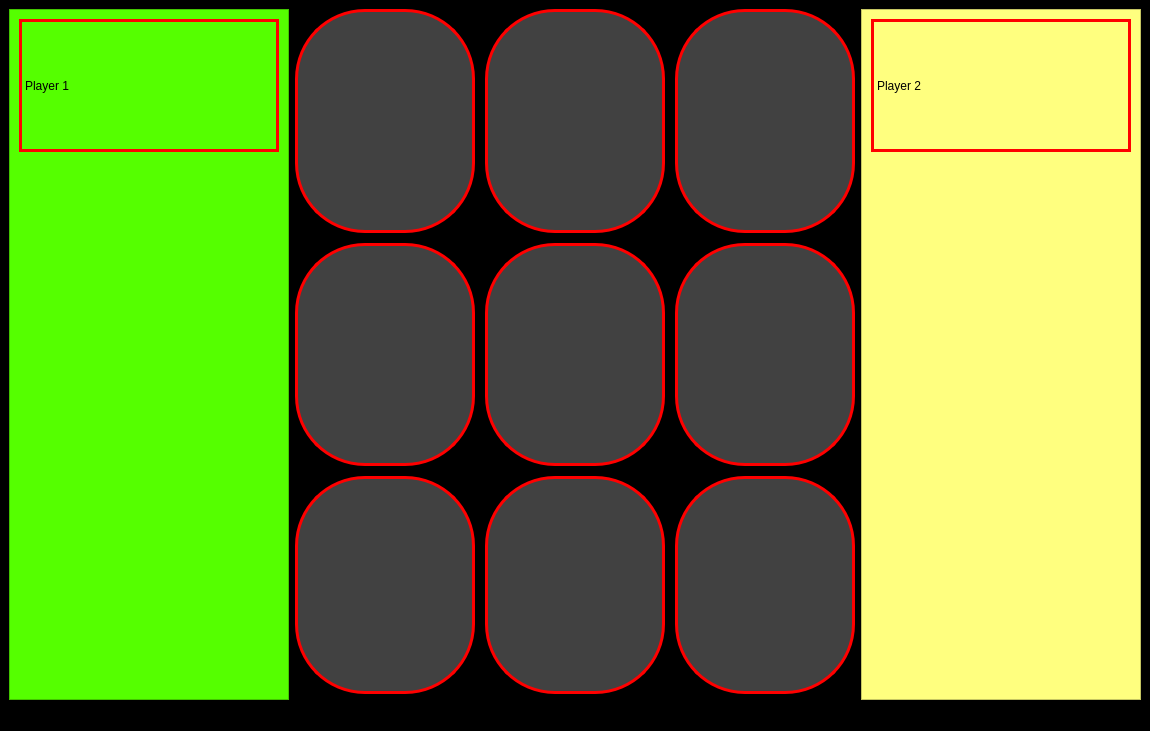
CihatAltiparmak/Tic-Tac-Toe, file src/ui/tic_tac_toe_ui.ui: the form before one commit.
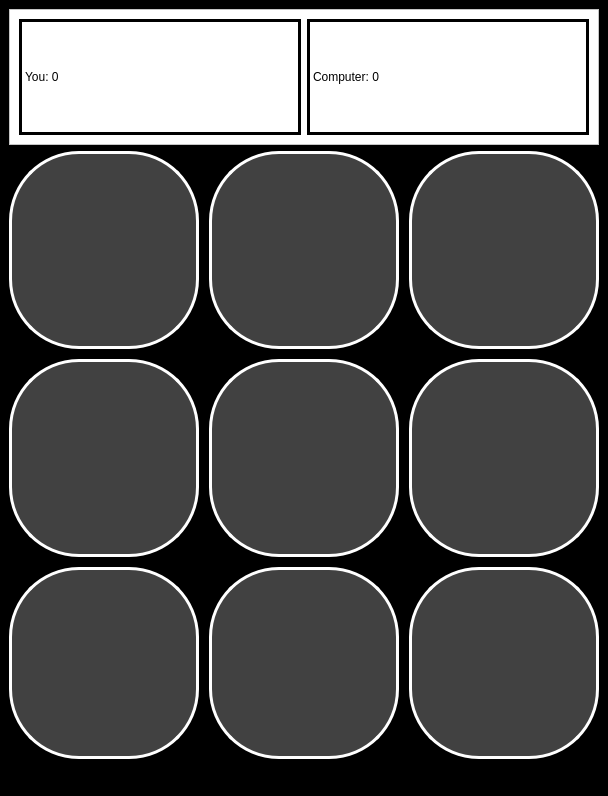
The form after the commit.

Commit message: interface improvements and adding alpha beta pruning for minimax algorithm

The edit to the form file:
```diff
--- a/src/ui/tic_tac_toe_ui.ui
+++ b/src/ui/tic_tac_toe_ui.ui
@@ -9,8 +9,8 @@
    <rect>
     <x>0</x>
     <y>0</y>
-    <width>1150</width>
-    <height>731</height>
+    <width>608</width>
+    <height>796</height>
    </rect>
   </property>
   <property name="sizePolicy">
@@ -21,8 +21,14 @@
   </property>
   <property name="minimumSize">
    <size>
-    <width>1150</width>
-    <height>731</height>
+    <width>608</width>
+    <height>796</height>
+   </size>
+  </property>
+  <property name="maximumSize">
+   <size>
+    <width>608</width>
+    <height>796</height>
    </size>
   </property>
   <property name="windowTitle">
@@ -41,13 +47,14 @@
      <verstretch>0</verstretch>
     </sizepolicy>
    </property>
-   <layout class="QHBoxLayout" name="horizontalLayout_2" stretch="1,2,1">
+   <layout class="QVBoxLayout" name="verticalLayout" stretch="2,9">
     <item>
-     <layout class="QVBoxLayout" name="verticalLayout_6">
+     <layout class="QHBoxLayout" name="horizontalLayout_2">
       <item>
-       <widget class="QFrame" name="frame_2">
+       <widget class="QFrame" name="frame">
         <property name="styleSheet">
-         <string notr="true">background-color: rgb(85, 255, 0);</string>
+         <string notr="true">background-color: rgb(255, 255, 127);
+background-color: rgb(255, 255, 255);</string>
         </property>
         <property name="frameShape">
          <enum>QFrame::StyledPanel</enum>
@@ -55,33 +62,32 @@
         <property name="frameShadow">
          <enum>QFrame::Raised</enum>
         </property>
-        <layout class="QVBoxLayout" name="verticalLayout_8" stretch="1,4">
+        <layout class="QHBoxLayout" name="horizontalLayout_3" stretch="0,0">
+         <property name="bottomMargin">
+          <number>9</number>
+         </property>
          <item>
           <widget class="QLabel" name="player1_label">
            <property name="styleSheet">
             <string notr="true">font: 20pt &quot;MS Shell Dlg 2&quot;;
-border: 3px solid red; 
-
-</string>
+border: 3px solid black;</string>
            </property>
            <property name="text">
-            <string>Player 1</string>
-           </property>
-           <property name="alignment">
-            <set>Qt::AlignLeading|Qt::AlignLeft|Qt::AlignVCenter</set>
+            <string>You: 0</string>
            </property>
           </widget>
          </item>
          <item>
-          <widget class="QLabel" name="label_11">
-           <property name="enabled">
-            <bool>true</bool>
+          <widget class="QLabel" name="player2_label">
+           <property name="styleSheet">
+            <string notr="true">font: 20pt &quot;MS Shell Dlg 2&quot;;
+border: 3px solid black; </string>
            </property>
            <property name="text">
-            <string/>
+            <string>Computer: 0</string>
            </property>
            <property name="alignment">
-            <set>Qt::AlignHCenter|Qt::AlignTop</set>
+            <set>Qt::AlignLeading|Qt::AlignLeft|Qt::AlignVCenter</set>
            </property>
           </widget>
          </item>
@@ -104,7 +110,7 @@
             <property name="styleSheet">
              <string notr="true">background-color: rgb(65, 65, 65);
 font: 65pt &quot;MS Shell Dlg 2&quot;;
-border: 3px solid red; 
+border: 3px solid white; 
 border-radius: 70px;
 color: rgb(170, 255, 255);</string>
             </property>
@@ -121,7 +127,7 @@
             <property name="styleSheet">
              <string notr="true">background-color: rgb(65, 65, 65);
 font: 65pt &quot;MS Shell Dlg 2&quot;;
-border: 3px solid red; 
+border: 3px solid white; 
 border-radius: 70px;
 color: rgb(170, 255, 255);</string>
             </property>
@@ -138,7 +144,7 @@
             <property name="styleSheet">
              <string notr="true">background-color: rgb(65, 65, 65);
 font: 65pt &quot;MS Shell Dlg 2&quot;;
-border: 3px solid red; 
+border: 3px solid white; 
 border-radius: 70px;
 color: rgb(170, 255, 255);</string>
             </property>
@@ -159,7 +165,7 @@
             <property name="styleSheet">
              <string notr="true">background-color: rgb(65, 65, 65);
 font: 65pt &quot;MS Shell Dlg 2&quot;;
-border: 3px solid red; 
+border: 3px solid white; 
 border-radius: 70px;
 color: rgb(170, 255, 255);</string>
             </property>
@@ -176,7 +182,7 @@
             <property name="styleSheet">
              <string notr="true">background-color: rgb(65, 65, 65);
 font: 65pt &quot;MS Shell Dlg 2&quot;;
-border: 3px solid red; 
+border: 3px solid white; 
 border-radius: 70px;
 color: rgb(170, 255, 255);</string>
             </property>
@@ -193,7 +199,7 @@
             <property name="styleSheet">
              <string notr="true">background-color: rgb(65, 65, 65);
 font: 65pt &quot;MS Shell Dlg 2&quot;;
-border: 3px solid red; 
+border: 3px solid white; 
 border-radius: 70px;
 color: rgb(170, 255, 255);</string>
             </property>
@@ -220,7 +226,7 @@
             <property name="styleSheet">
              <string notr="true">background-color: rgb(65, 65, 65);
 font: 65pt &quot;MS Shell Dlg 2&quot;;
-border: 3px solid red; 
+border: 3px solid white; 
 border-radius: 70px;
 color: rgb(170, 255, 255);</string>
             </property>
@@ -237,7 +243,7 @@
             <property name="styleSheet">
              <string notr="true">background-color: rgb(65, 65, 65);
 font: 65pt &quot;MS Shell Dlg 2&quot;;
-border: 3px solid red; 
+border: 3px solid white; 
 border-radius: 70px;
 color: rgb(170, 255, 255);</string>
             </property>
@@ -254,7 +260,7 @@
             <property name="styleSheet">
              <string notr="true">background-color: rgb(65, 65, 65);
 font: 65pt &quot;MS Shell Dlg 2&quot;;
-border: 3px solid red; 
+border: 3px solid white; 
 border-radius: 70px;
 color: rgb(170, 255, 255);</string>
             </property>
@@ -272,52 +278,6 @@
       </item>
      </layout>
     </item>
-    <item>
-     <layout class="QVBoxLayout" name="verticalLayout_7">
-      <item>
-       <widget class="QFrame" name="frame">
-        <property name="styleSheet">
-         <string notr="true">background-color: rgb(255, 255, 127);</string>
-        </property>
-        <property name="frameShape">
-         <enum>QFrame::StyledPanel</enum>
-        </property>
-        <property name="frameShadow">
-         <enum>QFrame::Raised</enum>
-        </property>
-        <layout class="QVBoxLayout" name="verticalLayout_9" stretch="1,4">
-         <property name="bottomMargin">
-          <number>9</number>
-         </property>
-         <item>
-          <widget class="QLabel" name="player2_label">
-           <property name="styleSheet">
-            <string notr="true">font: 20pt &quot;MS Shell Dlg 2&quot;;
-border: 3px solid red; </string>
-           </property>
-           <property name="text">
-            <string>Player 2</string>
-           </property>
-           <property name="alignment">
-            <set>Qt::AlignLeading|Qt::AlignLeft|Qt::AlignVCenter</set>
-           </property>
-          </widget>
-         </item>
-         <item>
-          <widget class="QLabel" name="label_10">
-           <property name="text">
-            <string/>
-           </property>
-           <property name="alignment">
-            <set>Qt::AlignHCenter|Qt::AlignTop</set>
-           </property>
-          </widget>
-         </item>
-        </layout>
-       </widget>
-      </item>
-     </layout>
-    </item>
    </layout>
   </widget>
   <widget class="QMenuBar" name="menubar">
```
Left out of the diff: 2 changed lines with no effect on the pictures. The commit also changes 6 other files.
